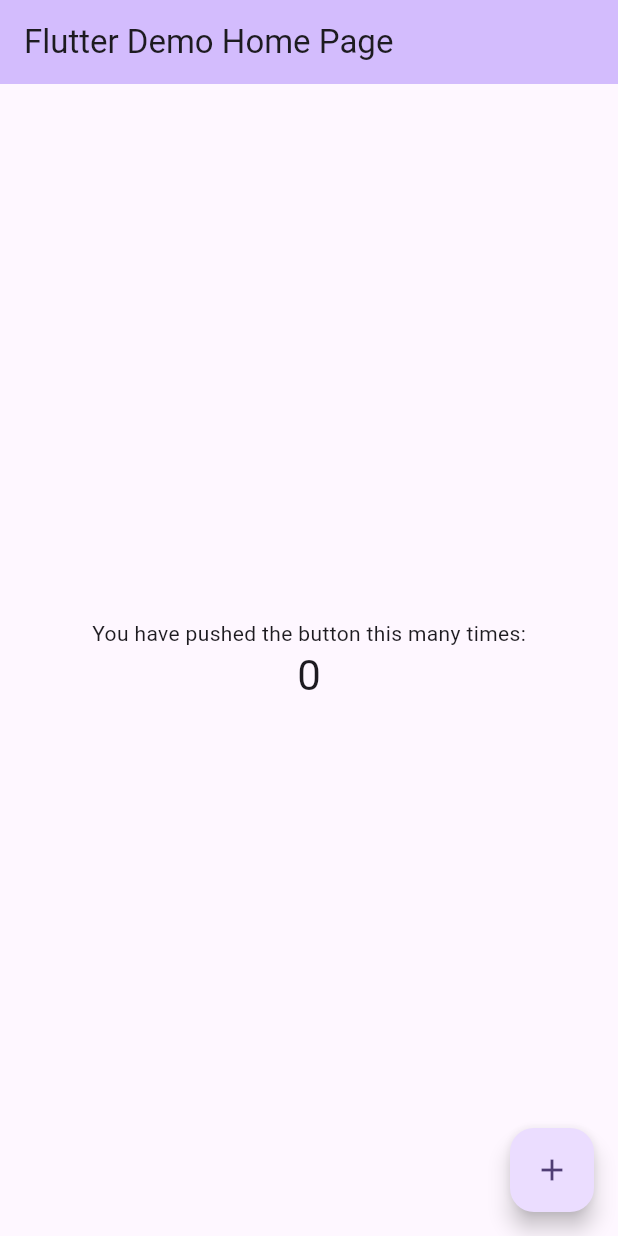
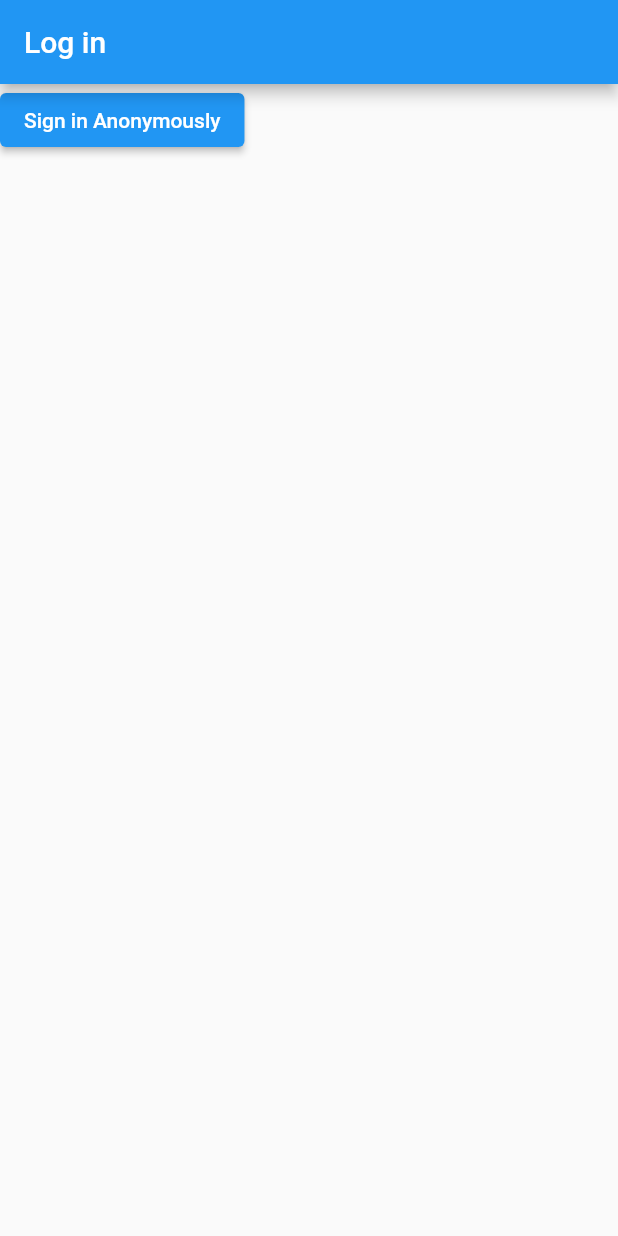
Before and after one commit to DananjayaFernando98/firebase_auth_tutorial, a Flutter app: the screen it shows after launch, on a phone screen of 412 x 824 dp. Run offline on Flutter 3.47's test engine with Material 2 defaults, Android fonts, the phone set to English and light mode, and no system bars; our stand-ins replace firebase_auth, firebase_core; accounts and stored records are empty.

Commit message:
setting up anonymous login user

```diff
--- a/lib/main.dart
+++ b/lib/main.dart
@@ -1,125 +1,28 @@
+import 'package:firebase_auth_tutorial/models/userModel.dart';
+import 'package:firebase_auth_tutorial/screens/wrapper.dart';
+import 'package:firebase_auth_tutorial/services/auth.dart';
+import 'package:firebase_core/firebase_core.dart';
 import 'package:flutter/material.dart';
+import 'package:provider/provider.dart';
 
-void main() {
+void main() async {
+  WidgetsFlutterBinding.ensureInitialized();
+  await Firebase.initializeApp();
   runApp(const MyApp());
 }
 
 class MyApp extends StatelessWidget {
   const MyApp({super.key});
 
-  // This widget is the root of your application.
   @override
   Widget build(BuildContext context) {
-    return MaterialApp(
-      title: 'Flutter Demo',
-      theme: ThemeData(
-        // This is the theme of your application.
-        //
-        // TRY THIS: Try running your application with "flutter run". You'll see
-        // the application has a blue toolbar. Then, without quitting the app,
-        // try changing the seedColor in the colorScheme below to Colors.green
-        // and then invoke "hot reload" (save your changes or press the "hot
-        // reload" button in a Flutter-supported IDE, or press "r" if you used
-        // the command line to start the app).
-        //
-        // Notice that the counter didn't reset back to zero; the application
-        // state is not lost during the reload. To reset the state, use hot
-        // restart instead.
-        //
-        // This works for code too, not just values: Most code changes can be
-        // tested with just a hot reload.
-        colorScheme: ColorScheme.fromSeed(seedColor: Colors.deepPurple),
-        useMaterial3: true,
+    return StreamProvider<UserModel?>.value(
+      initialData: UserModel(uid: ""),
+      value: AuthServices().user,
+      child: const MaterialApp(
+        debugShowCheckedModeBanner: false,
+        home: Wrapper(),
       ),
-      home: const MyHomePage(title: 'Flutter Demo Home Page'),
     );
   }
 }
-
-class MyHomePage extends StatefulWidget {
-  const MyHomePage({super.key, required this.title});
-
-  // This widget is the home page of your application. It is stateful, meaning
-  // that it has a State object (defined below) that contains fields that affect
-  // how it looks.
-
-  // This class is the configuration for the state. It holds the values (in this
-  // case the title) provided by the parent (in this case the App widget) and
-  // used by the build method of the State. Fields in a Widget subclass are
-  // always marked "final".
-
-  final String title;
-
-  @override
-  State<MyHomePage> createState() => _MyHomePageState();
-}
-
-class _MyHomePageState extends State<MyHomePage> {
-  int _counter = 0;
-
-  void _incrementCounter() {
-    setState(() {
-      // This call to setState tells the Flutter framework that something has
-      // changed in this State, which causes it to rerun the build method below
-      // so that the display can reflect the updated values. If we changed
-      // _counter without calling setState(), then the build method would not be
-      // called again, and so nothing would appear to happen.
-      _counter++;
-    });
-  }
-
-  @override
-  Widget build(BuildContext context) {
-    // This method is rerun every time setState is called, for instance as done
-    // by the _incrementCounter method above.
-    //
-    // The Flutter framework has been optimized to make rerunning build methods
-    // fast, so that you can just rebuild anything that needs updating rather
-    // than having to individually change instances of widgets.
-    return Scaffold(
-      appBar: AppBar(
-        // TRY THIS: Try changing the color here to a specific color (to
-        // Colors.amber, perhaps?) and trigger a hot reload to see the AppBar
-        // change color while the other colors stay the same.
-        backgroundColor: Theme.of(context).colorScheme.inversePrimary,
-        // Here we take the value from the MyHomePage object that was created by
-        // the App.build method, and use it to set our appbar title.
-        title: Text(widget.title),
-      ),
-      body: Center(
-        // Center is a layout widget. It takes a single child and positions it
-        // in the middle of the parent.
-        child: Column(
-          // Column is also a layout widget. It takes a list of children and
-          // arranges them vertically. By default, it sizes itself to fit its
-          // children horizontally, and tries to be as tall as its parent.
-          //
-          // Column has various properties to control how it sizes itself and
-          // how it positions its children. Here we use mainAxisAlignment to
-          // center the children vertically; the main axis here is the vertical
-          // axis because Columns are vertical (the cross axis would be
-          // horizontal).
-          //
-          // TRY THIS: Invoke "debug painting" (choose the "Toggle Debug Paint"
-          // action in the IDE, or press "p" in the console), to see the
-          // wireframe for each widget.
-          mainAxisAlignment: MainAxisAlignment.center,
-          children: <Widget>[
-            const Text(
-              'You have pushed the button this many times:',
-            ),
-            Text(
-              '$_counter',
-              style: Theme.of(context).textTheme.headlineMedium,
-            ),
-          ],
-        ),
-      ),
-      floatingActionButton: FloatingActionButton(
-        onPressed: _incrementCounter,
-        tooltip: 'Increment',
-        child: const Icon(Icons.add),
-      ), // This trailing comma makes auto-formatting nicer for build methods.
-    );
-  }
-}
--- /dev/null
+++ b/lib/models/userModel.dart
@@ -0,0 +1,6 @@
+//create a user with UID
+
+class UserModel {
+  final String uid;
+  UserModel({required this.uid});
+}
--- /dev/null
+++ b/lib/screens/authentication/authenticate.dart
@@ -0,0 +1,16 @@
+import 'package:firebase_auth_tutorial/screens/authentication/login.dart';
+import 'package:flutter/material.dart';
+
+class Authenticate extends StatefulWidget {
+  const Authenticate({super.key});
+
+  @override
+  State<Authenticate> createState() => _AuthenticateState();
+}
+
+class _AuthenticateState extends State<Authenticate> {
+  @override
+  Widget build(BuildContext context) {
+    return Sign_In();
+  }
+}
--- /dev/null
+++ b/lib/screens/authentication/login.dart
@@ -0,0 +1,35 @@
+import 'package:firebase_auth_tutorial/services/auth.dart';
+import 'package:flutter/material.dart';
+
+class Sign_In extends StatefulWidget {
+  const Sign_In({super.key});
+
+  @override
+  State<Sign_In> createState() => _Sign_InState();
+}
+
+class _Sign_InState extends State<Sign_In> {
+  //ref for the AuthSrvoces class in the auth.dart
+  final AuthServices _authServices = AuthServices();
+
+  @override
+  Widget build(BuildContext context) {
+    return Scaffold(
+      appBar: AppBar(
+        title: const Text("Log in"),
+      ),
+      body: ElevatedButton(
+        child: const Text("Sign in Anonymously"),
+        onPressed: () async {
+          dynamic result = await _authServices.signInAnonymously();
+          if (result == Null) {
+            print("errpr in sign in");
+          } else {
+            print("sign in anonymously");
+            print(result.uid);
+          }
+        },
+      ),
+    );
+  }
+}
--- /dev/null
+++ b/lib/screens/home/home.dart
@@ -0,0 +1,21 @@
+import 'package:flutter/material.dart';
+
+class Home extends StatefulWidget {
+  const Home({super.key});
+
+  @override
+  State<Home> createState() => _HomeState();
+}
+
+class _HomeState extends State<Home> {
+  @override
+  Widget build(BuildContext context) {
+    return MaterialApp(
+      home: Scaffold(
+        appBar: AppBar(
+          title: Text("Home"),
+        ),
+      ),
+    );
+  }
+}
--- /dev/null
+++ b/lib/screens/wrapper.dart
@@ -0,0 +1,20 @@
+import 'package:firebase_auth_tutorial/models/userModel.dart';
+import 'package:firebase_auth_tutorial/screens/authentication/authenticate.dart';
+import 'package:firebase_auth_tutorial/screens/home/home.dart';
+import 'package:flutter/material.dart';
+import 'package:provider/provider.dart';
+
+class Wrapper extends StatelessWidget {
+  const Wrapper({super.key});
+
+  @override
+  Widget build(BuildContext context) {
+    //the user data that the provider provides this can be a yser data or can be null
+    final user = Provider.of<UserModel?>(context);
+    if (user == null) {
+      return Authenticate();
+    } else {
+      return Home();
+    }
+  }
+}
--- /dev/null
+++ b/lib/services/auth.dart
@@ -0,0 +1,38 @@
+import 'package:firebase_auth/firebase_auth.dart';
+
+import '../models/userModel.dart';
+
+class AuthServices {
+  //firebase instance
+  final FirebaseAuth _auth = FirebaseAuth.instance;
+
+  //create a user from firebase user with uid
+  UserModel? _userWithFirebaseUserUid(User? user) {
+    return user != null ? UserModel(uid: user.uid) : null;
+  }
+
+  //create the stream for checking the auth changes in the user
+  Stream<UserModel?> get user {
+    return _auth.authStateChanges().map(_userWithFirebaseUserUid);
+  }
+
+  //Sign in anonymous
+  Future signInAnonymously() async {
+    try {
+      UserCredential result = await _auth.signInAnonymously();
+      User? user = result.user;
+      return _userWithFirebaseUserUid(user);
+    } catch (err) {
+      print(err.toString());
+      return null;
+    }
+  }
+
+  //register using email and password
+
+  //signin using email and password
+
+  //sign in using gmail
+
+  //signout
+}
--- a/pubspec.yaml
+++ b/pubspec.yaml
@@ -35,6 +35,9 @@ dependencies:
   # The following adds the Cupertino Icons font to your application.
   # Use with the CupertinoIcons class for iOS style icons.
   cupertino_icons: ^1.0.2
+  firebase_core: ^2.14.0
+  firebase_auth: ^4.6.3
+  provider: ^6.0.5
 
 dev_dependencies:
   flutter_test:
```
Also changed, not shown: lib/screens/authentication/register.dart (added, +17 -0 lines), pubspec.lock, 6 other files.
